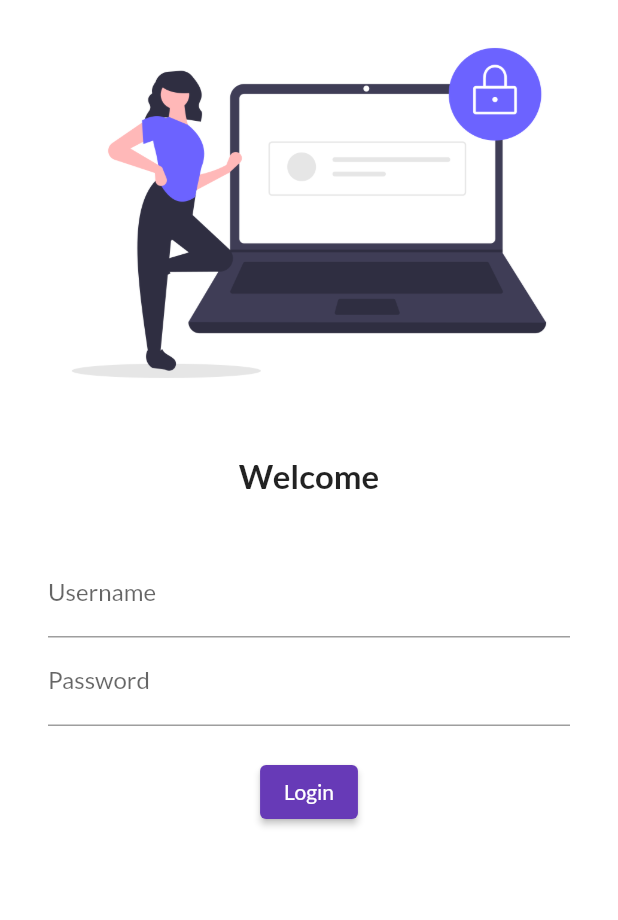
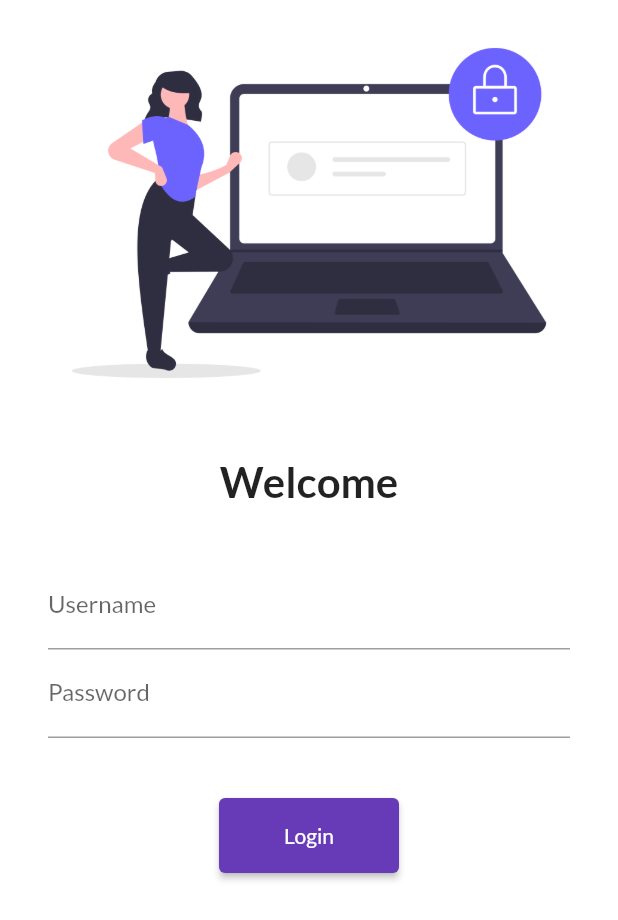
Before and after one commit to dhirajjayswal0/flutter_catalog, a Flutter app: the screen it shows after launch, on a phone screen of 412 x 824 dp. Shown: the top 920 px of the screen. Run offline on Flutter 3.47's test engine with Material 2 defaults, Android fonts, the phone set to English and light mode, and no system bars; our stand-ins replace google_fonts.

Commit message:
Day 5 Completed

```diff
--- a/lib/main.dart
+++ b/lib/main.dart
@@ -1,4 +1,5 @@
 import 'package:flutter/material.dart';
+import 'package:flutter_catalog/utils/routes.dart';
 import 'package:google_fonts/google_fonts.dart';
 import 'pages/home_page.dart';
 import 'pages/login_page.dart';
@@ -13,6 +14,7 @@ class MyApp extends StatelessWidget {
   @override
   Widget build(BuildContext context) {
     return MaterialApp(
+      // debugShowCheckedModeBanner: false,
       themeMode: ThemeMode.light,
       theme: ThemeData(
         primarySwatch: Colors.deepPurple,
@@ -21,11 +23,11 @@ class MyApp extends StatelessWidget {
       darkTheme: ThemeData(
         brightness: Brightness.dark,
       ),
-      // initialRoute: '/home',
+      initialRoute: '/',
       routes: {
         '/':(context) => LoginPage(),
-        '/home':(context) => HomePage(),
-        '/login':(context) => LoginPage(),
+        MyRoutes.homeRoute:(context) => HomePage(),
+        MyRoutes.loginRoute:(context) => LoginPage(),
       },
     );
   }
--- a/lib/pages/login_page.dart
+++ b/lib/pages/login_page.dart
@@ -1,4 +1,6 @@
 import 'package:flutter/material.dart';
+import 'package:flutter_catalog/utils/routes.dart';
+import '/utils/routes.dart';
 
 class LoginPage extends StatelessWidget {
   const LoginPage({Key? key}) : super(key: key);
@@ -7,6 +9,7 @@ class LoginPage extends StatelessWidget {
   Widget build(BuildContext context) {
     return Material(
       color: Colors.white,
+      child: SingleChildScrollView(
         child: Column(
           children: [
             Image.asset(
@@ -19,7 +22,7 @@ class LoginPage extends StatelessWidget {
             const Text(
               'Welcome',
               style: TextStyle(
-              fontSize: 22,
+                fontSize: 28,
                 fontWeight: FontWeight.bold,
               ),
             ),
@@ -45,12 +48,12 @@ class LoginPage extends StatelessWidget {
                     ),
                   ),
                   const SizedBox(
-                  height: 20.0,
+                    height: 40.0,
                   ),
                   ElevatedButton(
-                  style: TextButton.styleFrom(),
+                    style: TextButton.styleFrom(minimumSize: Size(120, 50)),
                     onPressed: () {
-                    print('hi dhiraj');
+                      Navigator.pushNamed(context, MyRoutes.homeRoute);
                     },
                     child: const Text('Login'),
                   )
@@ -59,6 +62,7 @@ class LoginPage extends StatelessWidget {
             )
           ],
         ),
+      ),
     );
   }
 }
--- /dev/null
+++ b/lib/utils/routes.dart
@@ -0,0 +1,4 @@
+class MyRoutes {
+  static String loginRoute = '/login';
+  static String homeRoute = '/home';
+}
```
Lines whose indentation alone changed are shown as unchanged.
